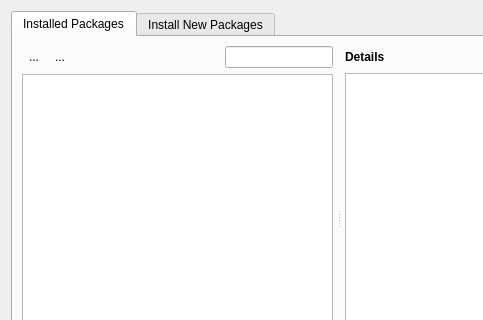
Above: src/lay/SaltManagerDialog.ui from KLayout/klayout before the change; both pictures show x 0 to 483 and y 0 to 320 of the 692 by 440 pixel window. Below: the same form after it.
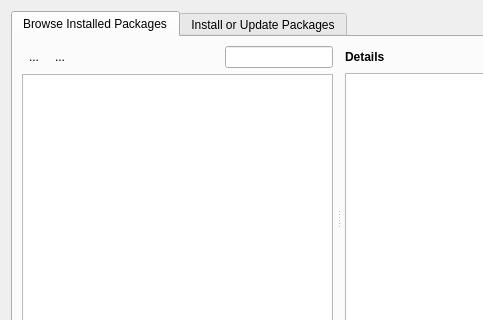
That is the form after the change. Icons and pictures are not drawn. Custom widgets are drawn as their Qt base class.

Commit message: WIP: preview download and search feature in package manager

```diff
--- a/src/lay/SaltManagerDialog.ui
+++ b/src/lay/SaltManagerDialog.ui
@@ -21,7 +21,7 @@
      </property>
      <widget class="QWidget" name="tab">
       <attribute name="title">
-       <string>Installed Packages</string>
+       <string>Browse Installed Packages</string>
       </attribute>
       <layout class="QVBoxLayout" name="verticalLayout_3">
        <item>
@@ -410,7 +410,7 @@
      </widget>
      <widget class="QWidget" name="tab_2">
       <attribute name="title">
-       <string>Install New Packages</string>
+       <string>Install or Update Packages</string>
       </attribute>
       <layout class="QVBoxLayout" name="verticalLayout_9">
        <item>
```
The commit also changes 2 other files.
